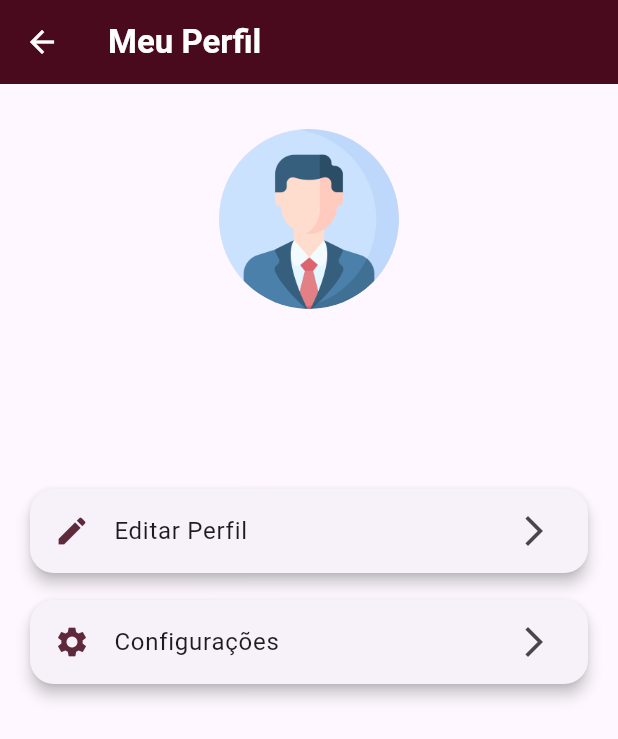
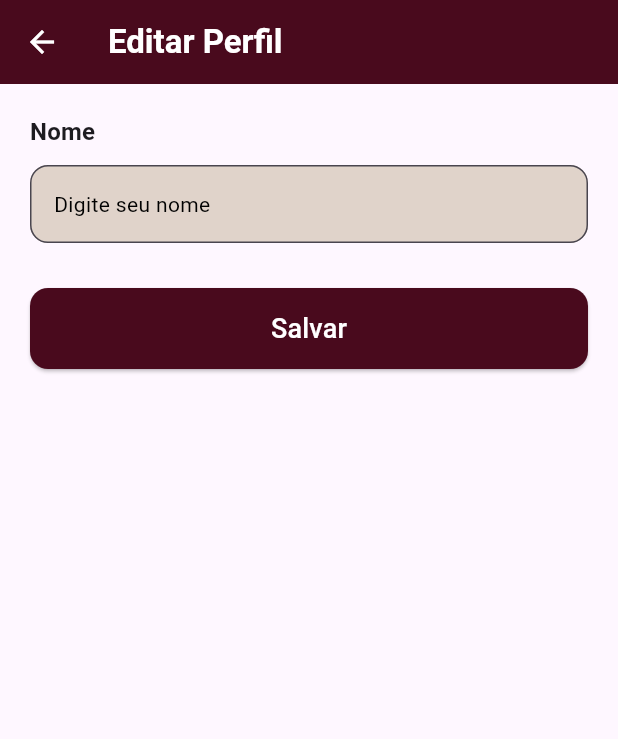
Before and after one commit to waFerreiraa/Software-Juridico, a Flutter app: the PerfilPage screen opened directly, after a tap on "Editar Perfil", on a phone screen of 412 x 824 dp. Shown: the top 739 px of the screen. Run offline on Flutter 3.47's test engine with Material 3 defaults, Android fonts, the phone set to English and light mode, and no system bars; our stand-ins replace cloud_firestore, firebase_auth, firebase_core, firebase_messaging, flutter_multi_formatter, google_sign_in and 3 more; missing offline and left inert: googleapis, ota_update; accounts and stored records are empty.

Commit message:
tela editar perfil + toques em outras telas

```diff
--- /dev/null
+++ b/lib/navegacao/editarPerfil.dart
@@ -0,0 +1,100 @@
+import 'package:flutter/material.dart';
+
+class EditarPerfil extends StatefulWidget {
+  const EditarPerfil({super.key});
+
+  @override
+  State<EditarPerfil> createState() => _EditarPerfilState();
+}
+
+class _EditarPerfilState extends State<EditarPerfil> {
+  final TextEditingController nomeController = TextEditingController();
+
+  @override
+  Widget build(BuildContext context) {
+    final theme = Theme.of(context);
+
+    return Scaffold(
+      backgroundColor: theme.scaffoldBackgroundColor,
+
+      appBar: AppBar(
+        title: const Text(
+          'Editar Perfil',
+          style: TextStyle(
+            color: Colors.white,
+            fontWeight: FontWeight.bold,
+          ),
+        ),
+        backgroundColor: const Color(0xFF490A1D),
+        iconTheme: const IconThemeData(color: Colors.white),
+        elevation: 0,
+      ),
+
+      body: Padding(
+        padding: const EdgeInsets.all(20),
+        child: Column(
+          crossAxisAlignment: CrossAxisAlignment.start,
+          children: [
+
+
+            Text(
+              "Nome",
+              style: theme.textTheme.titleMedium?.copyWith(
+                fontWeight: FontWeight.w600,
+              ),
+            ),
+
+            const SizedBox(height: 10),
+
+            // CAMPO DE TEXTO
+            TextField(
+              controller: nomeController,
+              decoration: InputDecoration(
+                filled: true,
+                fillColor: Theme.of(context).brightness == Brightness.dark
+              ? const Color.fromARGB(255, 97, 97, 97) // CINZA NO MODO ESCURO
+              : const Color(0xFFE0D3CA), // COR NO MODO CLARO
+                hintText: "Digite seu nome",
+                hintStyle: TextStyle(
+                  color: theme.brightness == Brightness.dark
+                      ? const Color.fromARGB(242, 255, 255, 255)
+                      : const Color.fromARGB(255, 0, 0, 0),
+                ),
+                border: OutlineInputBorder(
+                  borderRadius: BorderRadius.circular(12),
+                ),
+              ),
+              style: theme.textTheme.bodyMedium,
+            ),
+
+            const SizedBox(height: 30),
+
+            // BOTÃO SALVAR
+            SizedBox(
+              width: double.infinity,
+              child: ElevatedButton(
+                onPressed: () {
+                  // Lógica de salvar entra aqui
+                },
+                style: ElevatedButton.styleFrom(
+                  backgroundColor: const Color(0xFF490A1D),
+                  padding: const EdgeInsets.symmetric(vertical: 14),
+                  shape: RoundedRectangleBorder(
+                    borderRadius: BorderRadius.circular(12),
+                  ),
+                ),
+                child: const Text(
+                  "Salvar",
+                  style: TextStyle(
+                    fontSize: 18,
+                    color: Colors.white,
+                  ),
+                ),
+              ),
+            ),
+          ],
+        ),
+      ),
+    );
+  }
+}
--- a/lib/navegacao/perfil.dart
+++ b/lib/navegacao/perfil.dart
@@ -1,5 +1,6 @@
 import 'package:flutter/material.dart';
 import 'package:firebase_auth/firebase_auth.dart';
+import 'editarPerfil.dart';
 
 class PerfilPage extends StatelessWidget {
   const PerfilPage({super.key});
@@ -7,46 +8,67 @@ class PerfilPage extends StatelessWidget {
   @override
   Widget build(BuildContext context) {
     final user = FirebaseAuth.instance.currentUser;
+    final theme = Theme.of(context);
 
     return Scaffold(
+      backgroundColor: theme.scaffoldBackgroundColor,
+
       appBar: AppBar(
         title: const Text(
           'Meu Perfil',
           style: TextStyle(
-            color: Colors.white, // título branco
+            color: Colors.white,
             fontWeight: FontWeight.bold,
           ),
         ),
-        backgroundColor: const Color(0xFF490A1D), // fundo personalizado
-        iconTheme: const IconThemeData(color: Colors.white), // botão voltar branco
+        backgroundColor: const Color(0xFF490A1D),
+        iconTheme: const IconThemeData(color: Colors.white),
         elevation: 0,
       ),
+
       body: user == null
-          ? const Center(child: Text("Usuário não logado"))
+          ? Center(
+              child: Text(
+                "Usuário não logado",
+                style: theme.textTheme.bodyLarge,
+              ),
+            )
           : Column(
               children: [
                 const SizedBox(height: 30),
+
+                // FOTO
                 CircleAvatar(
                   radius: 60,
                   backgroundImage: user.photoURL != null
                       ? NetworkImage(user.photoURL!)
-                      : const AssetImage('assets/profile.png') as ImageProvider,
+                      : const AssetImage('assets/profile.png')
+                          as ImageProvider,
                 ),
+
                 const SizedBox(height: 20),
+
+                // NOME
                 Text(
                   user.displayName ?? "Nome não disponível",
-                  style: const TextStyle(fontSize: 24, fontWeight: FontWeight.w500),
+                  style: theme.textTheme.titleLarge?.copyWith(
+                    fontWeight: FontWeight.w600,
+                  ),
                 ),
-                const SizedBox(height: 8),
+
+                const SizedBox(height: 6),
+
+                // EMAIL
                 Text(
                   user.email ?? "Email não disponível",
-                  style: TextStyle(
-                    fontSize: 17,
-                    color: Colors.grey[800],
+                  style: theme.textTheme.bodyMedium?.copyWith(
                     fontWeight: FontWeight.w500,
                   ),
                 ),
+
                 const SizedBox(height: 30),
+
+                // Botão de EDITAR PERFIL
                 Padding(
                   padding: const EdgeInsets.symmetric(horizontal: 16),
                   child: Card(
@@ -54,29 +76,27 @@ class PerfilPage extends StatelessWidget {
                       borderRadius: BorderRadius.circular(16),
                     ),
                     elevation: 4,
+                    color: theme.cardColor,
                     child: ListTile(
                       leading: const Icon(Icons.edit, color: Color(0xff5E293B)),
-                      title: const Text('Editar Perfil'),
-                      trailing: const Icon(Icons.arrow_forward_ios),
+                      title: Text(
+                        'Editar Perfil',
+                        style: theme.textTheme.bodyLarge,
+                      ),
+                      trailing: const Icon(
+                        Icons.arrow_forward_ios,
+                        color: Color(0xFF490A1D),
+                      ),
                       onTap: () {
-                        // Navegar para edição
-                      },
-                    ),
-                  ),
-                ),
-                Padding(
-                  padding: const EdgeInsets.symmetric(horizontal: 16, vertical: 10),
-                  child: Card(
-                    shape: RoundedRectangleBorder(
-                      borderRadius: BorderRadius.circular(16),
-                    ),
-                    elevation: 4,
-                    child: ListTile(
-                      leading: const Icon(Icons.settings, color: Color(0xff5E293B)),
-                      title: const Text('Configurações'),
-                      trailing: const Icon(Icons.arrow_forward_ios),
-                      onTap: () {
-                        // Navegar para configurações
+                        Navigator.push(
+                          context,
+                          MaterialPageRoute(
+                            builder: (ctx) => Theme(
+                              data: theme,
+                              child: const EditarPerfil(),
+                            ),
+                          ),
+                        );
                       },
                     ),
                   ),
```
Also changed, not shown: lib/navegacao/cad_processo.dart (+17 -6 lines), lib/navegacao/home.dart (+37 -4 lines), lib/navegacao/reset_senha.dart (+29 -8 lines), lib/navegacao/agenda_page.dart (line endings or trailing spaces).
